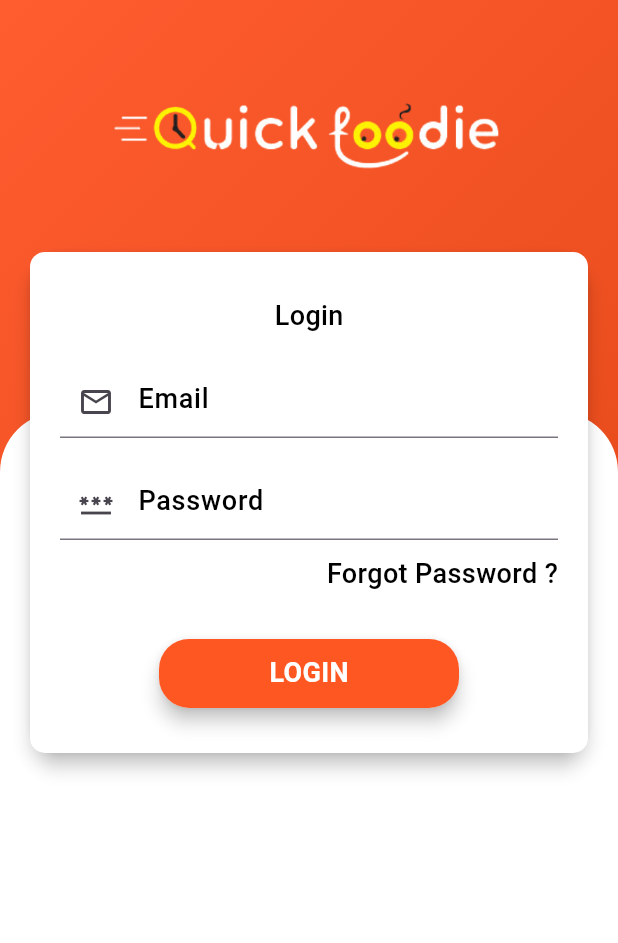
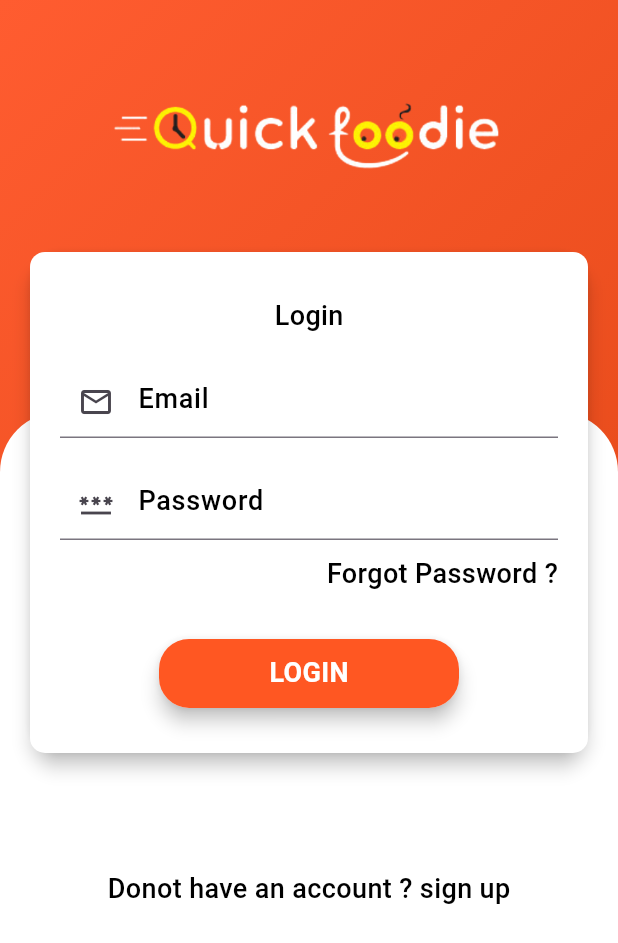
Before and after one commit to hudahamid/food_order, a Flutter app: the screen it shows after launch, on a phone screen of 412 x 824 dp. Shown: the top 943 px of the screen. Run offline on Flutter 3.47's test engine with Material 3 defaults, Android fonts, the phone set to English and light mode, and no system bars; our stand-ins replace curved_navigation_bar; Roboto replaces fonts that are missing (Poppins1).

Commit message:
login ui done

```diff
--- a/lib/pages/login.dart
+++ b/lib/pages/login.dart
@@ -91,6 +91,7 @@ class _LoGinState extends State<LoGin> {
                               decoration: BoxDecoration(
                                   color: Color(0xffff5722),
                                   borderRadius: BorderRadius.circular(20)),
+                              child: Center(
                                 child: Text(
                                   "LOGIN",
                                   style: TextStyle(
@@ -101,10 +102,13 @@ class _LoGinState extends State<LoGin> {
                                 ),
                               ),
                             ),
+                          ),
                         ],
                       ),
                     ),
                   ),
+                  SizedBox(height: 78.0,),
+                  Text("Donot have an account ? sign up",style: AppWidget.SemiBoldTextFieldStyle(),)
                 ],
               ),
             )
```
Lines whose indentation alone changed are shown as unchanged.
